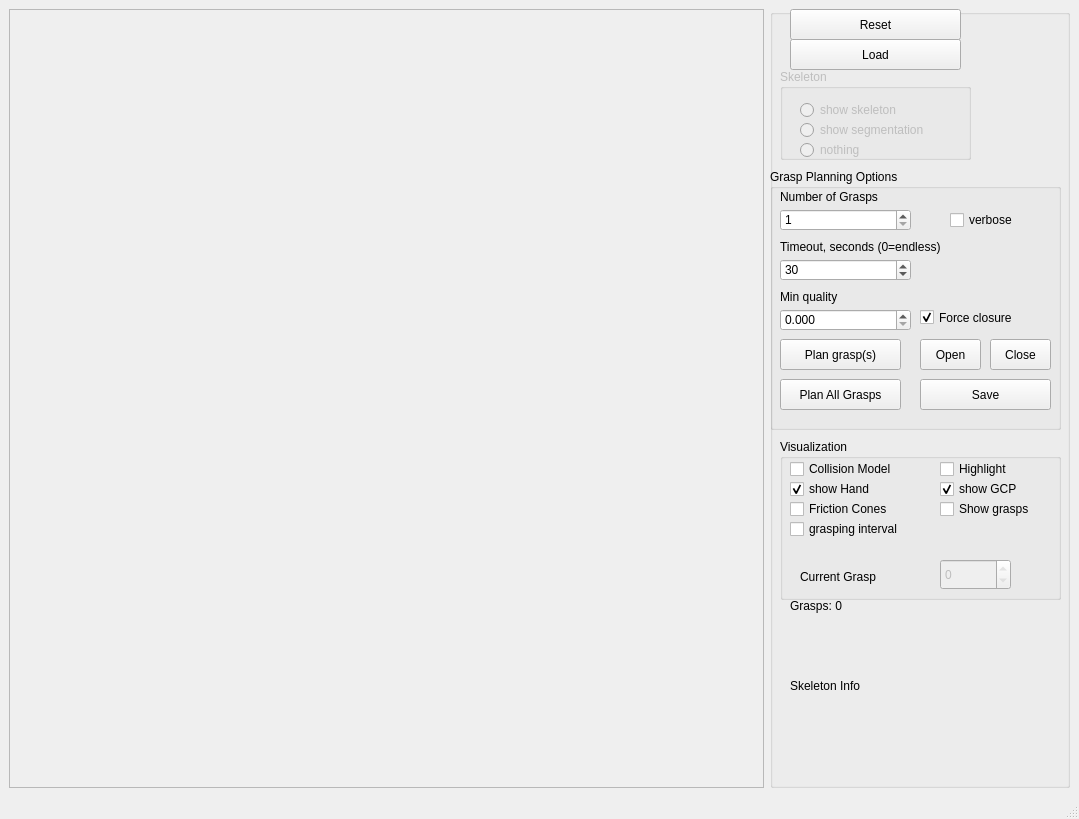
Qt form Tools/SkeletonGraspPlanner/SkeletonGraspPlanner.ui (ProtolabSBRE/simox-cgal) before a commit.
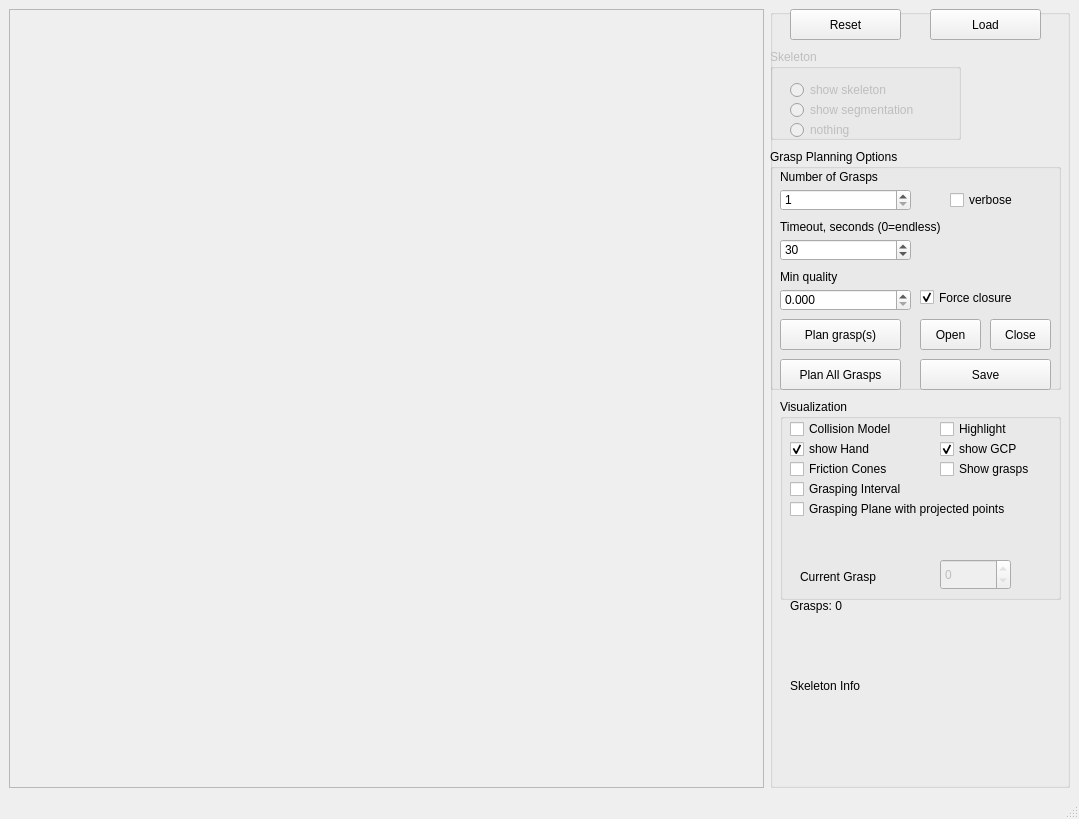
The same form after that commit.

Commit message: added points visualization in grasping interval, added visualization of projected points and PCA on the grasping plane

```diff
--- a/Tools/SkeletonGraspPlanner/SkeletonGraspPlanner.ui
+++ b/Tools/SkeletonGraspPlanner/SkeletonGraspPlanner.ui
@@ -41,7 +41,7 @@
         <rect>
          <x>20</x>
          <y>0</y>
-         <width>171</width>
+         <width>111</width>
          <height>31</height>
         </rect>
        </property>
@@ -53,9 +53,9 @@
        <property name="geometry">
         <rect>
          <x>0</x>
-         <y>160</y>
+         <y>140</y>
          <width>291</width>
-         <height>261</height>
+         <height>241</height>
         </rect>
        </property>
        <property name="title">
@@ -252,9 +252,9 @@
       <widget class="QPushButton" name="pushButtonLoadData">
        <property name="geometry">
         <rect>
-         <x>20</x>
-         <y>30</y>
-         <width>171</width>
+         <x>160</x>
+         <y>0</y>
+         <width>111</width>
          <height>31</height>
         </rect>
        </property>
@@ -268,8 +268,8 @@
        </property>
        <property name="geometry">
         <rect>
-         <x>10</x>
-         <y>60</y>
+         <x>0</x>
+         <y>40</y>
          <width>191</width>
          <height>91</height>
         </rect>
@@ -346,9 +346,9 @@
        <property name="geometry">
         <rect>
          <x>10</x>
-         <y>430</y>
+         <y>390</y>
          <width>281</width>
-         <height>161</height>
+         <height>201</height>
         </rect>
        </property>
        <property name="title">
@@ -445,7 +445,7 @@
         <property name="geometry">
          <rect>
           <x>160</x>
-          <y>120</y>
+          <y>160</y>
           <width>71</width>
           <height>31</height>
          </rect>
@@ -461,7 +461,7 @@
         <property name="geometry">
          <rect>
           <x>20</x>
-          <y>130</y>
+          <y>170</y>
           <width>121</width>
           <height>16</height>
          </rect>
@@ -480,7 +480,20 @@
          </rect>
         </property>
         <property name="text">
-         <string>grasping interval</string>
+         <string>Grasping Interval</string>
+        </property>
+       </widget>
+       <widget class="QCheckBox" name="checkBoxGraspingPlane">
+        <property name="geometry">
+         <rect>
+          <x>10</x>
+          <y>100</y>
+          <width>281</width>
+          <height>20</height>
+         </rect>
+        </property>
+        <property name="text">
+         <string>Grasping Plane with projected points</string>
         </property>
        </widget>
       </widget>
```
The commit also changes 3 other files.
